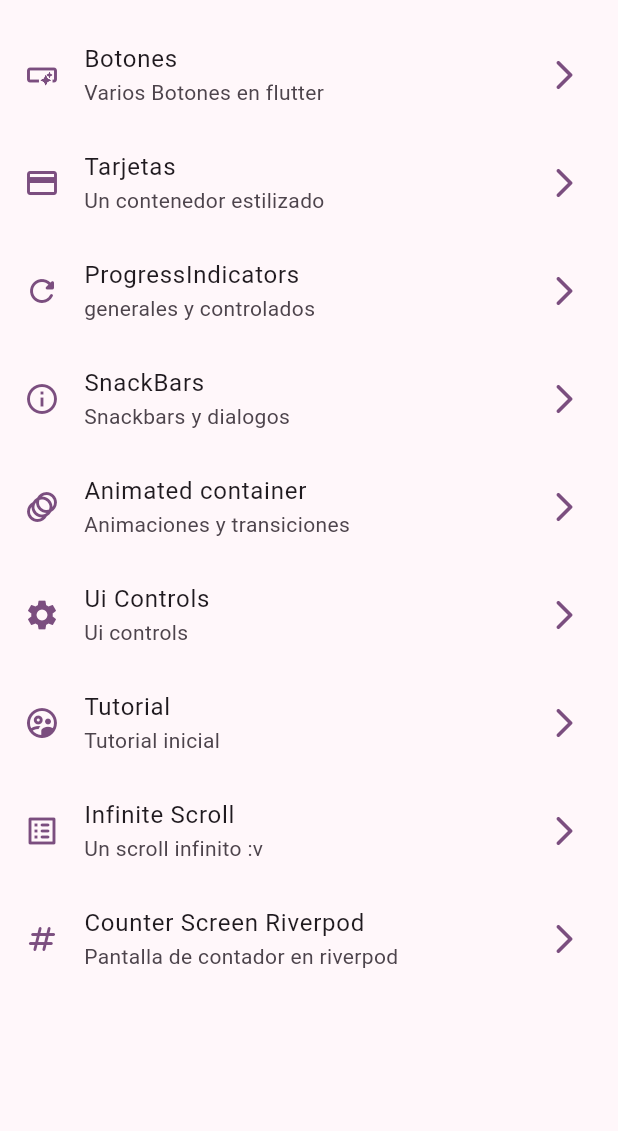
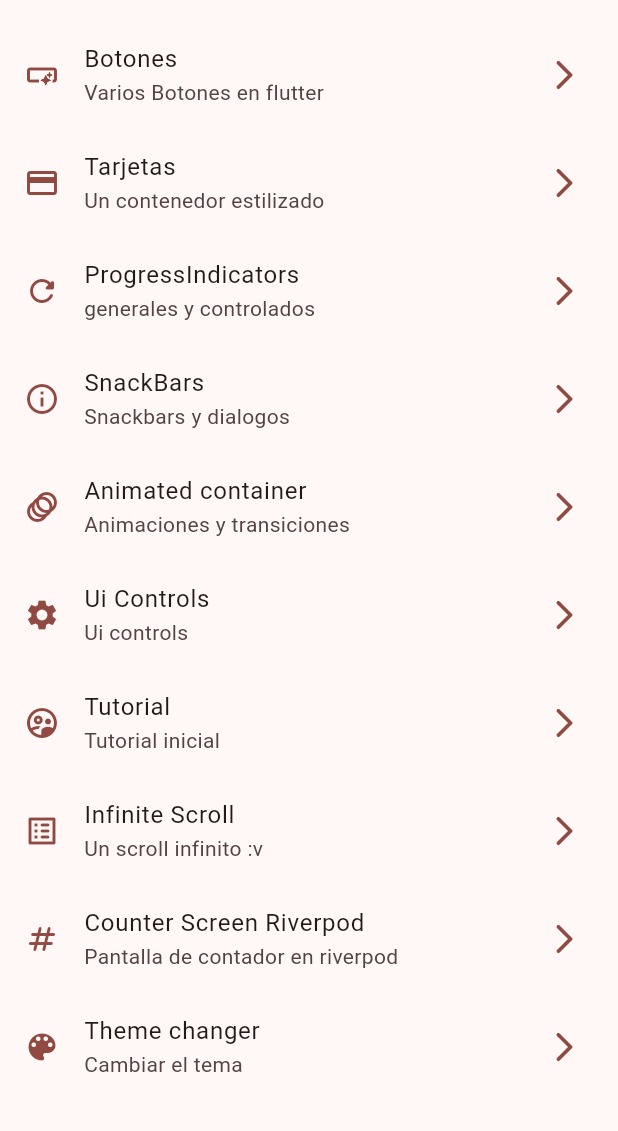
Before and after one commit to ArtroxxDev/widgets, a Flutter app: the screen it shows after launch, on a phone screen of 412 x 824 dp, the part 63-1194 px from its top. Run offline on Flutter 3.47's test engine with Material 3 defaults, Android fonts, the phone set to English and light mode, and no system bars; our stand-ins replace animate_do, flutter_riverpod, go_router.

Commit message:
selector de temas implementado

```diff
--- a/lib/config/menu/menu_items.dart
+++ b/lib/config/menu/menu_items.dart
@@ -60,4 +60,10 @@ const appMenuItem = <MenuItem>[
       subTitle: 'Pantalla de contador en riverpod',
       link: '/counter-river',
       icon: Icons.numbers_rounded),
+  MenuItem(
+    title: 'Theme changer',
+    subTitle: 'Cambiar el tema',
+    link: '/theme-changer',
+    icon: Icons.color_lens,
+  )
 ];
--- a/lib/config/presentation/providers/counter_provider.dart
+++ b/lib/config/presentation/providers/counter_provider.dart
@@ -1,3 +1,3 @@
 import 'package:flutter_riverpod/flutter_riverpod.dart';
 
-final counterProvider = StateProvider((ref) => 5);
+final counterProvider = StateProvider((ref) => 0);
--- /dev/null
+++ b/lib/config/presentation/providers/theme_provider.dart
@@ -0,0 +1,8 @@
+import 'package:flutter_riverpod/flutter_riverpod.dart';
+import 'package:widgets_app/config/theme/app_theme.dart';
+
+final isDarkModeProvider = StateProvider((ref) => false);
+
+final colorListProvider = Provider((ref) => colorList);
+
+final selectedColorProvider = StateProvider((ref) => 0);
--- a/lib/config/presentation/screens/screens.dart
+++ b/lib/config/presentation/screens/screens.dart
@@ -1,3 +1,5 @@
+export 'package:widgets_app/config/presentation/screens/theme_changer/theme_changer_screen.dart';
+
 export 'package:widgets_app/config/presentation/screens/counter/counter_screen.dart';
 
 export 'package:widgets_app/config/presentation/screens/snackbar/snackbar_screen.dart';
--- a/lib/config/router/app_router.dart
+++ b/lib/config/router/app_router.dart
@@ -48,5 +48,9 @@ final appRouter = GoRouter(routes: [
   GoRoute(
       path: '/counter-river',
       name: CounterScreen.name,
-      builder: (context, state) => const CounterScreen())
+      builder: (context, state) => const CounterScreen()),
+  GoRoute(
+      path: '/theme-changer',
+      name: ThemeChangerScreen.name,
+      builder: (context, state) => const ThemeChangerScreen())
 ]);
--- a/lib/config/theme/app_theme.dart
+++ b/lib/config/theme/app_theme.dart
@@ -19,12 +19,14 @@ const colorList = <Color>[
 
 class AppTheme {
   final int selectedColor;
-  AppTheme({this.selectedColor = 0})
+  final bool isDarkmode;
+  AppTheme({this.isDarkmode = false, this.selectedColor = 0})
       : assert(selectedColor >= 0, 'Selected Color must be greater than 0'),
         assert(selectedColor < colorList.length,
             'Selected Color must be less or equal than ${colorList.length - 1}');
 
   ThemeData getTheme() => ThemeData(
+      brightness: isDarkmode ? Brightness.dark : Brightness.light,
       colorSchemeSeed: colorList[selectedColor],
       appBarTheme: const AppBarTheme(
         centerTitle: true,
--- a/lib/main.dart
+++ b/lib/main.dart
@@ -1,5 +1,6 @@
 import 'package:flutter/material.dart';
 import 'package:flutter_riverpod/flutter_riverpod.dart';
+import 'package:widgets_app/config/presentation/providers/theme_provider.dart';
 
 import 'package:widgets_app/config/router/app_router.dart';
 import 'package:widgets_app/config/theme/app_theme.dart';
@@ -8,16 +9,19 @@ void main() {
   runApp(const ProviderScope(child: MainApp()));
 }
 
-class MainApp extends StatelessWidget {
+class MainApp extends ConsumerWidget {
   const MainApp({super.key});
 
   @override
-  Widget build(BuildContext context) {
+  Widget build(BuildContext context, ref) {
+    final isDarkMode = ref.watch(isDarkModeProvider);
+    final selectedColor = ref.watch(selectedColorProvider);
     return MaterialApp.router(
       title: 'Widgets app by Matias Lopez',
       routerConfig: appRouter,
       debugShowCheckedModeBanner: false,
-      theme: AppTheme(selectedColor: 4).getTheme(),
+      theme: AppTheme(selectedColor: selectedColor, isDarkmode: isDarkMode)
+          .getTheme(),
     );
   }
 }
```
Also changed, not shown: lib/config/presentation/screens/counter/counter_screen.dart (+12 -0 lines), lib/config/presentation/screens/theme_changer/theme_changer_screen.dart (added, +58 -0 lines).
